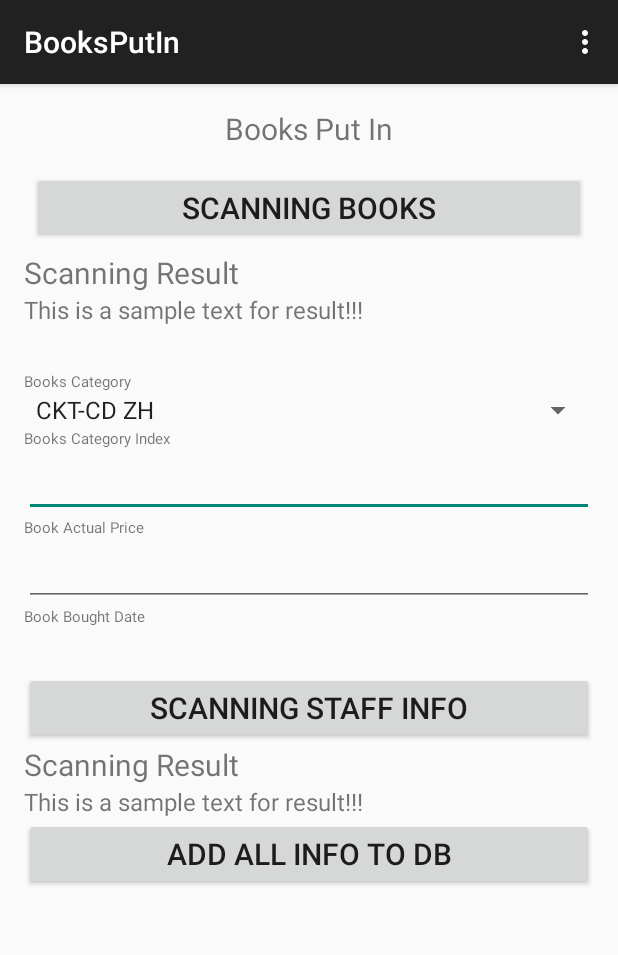
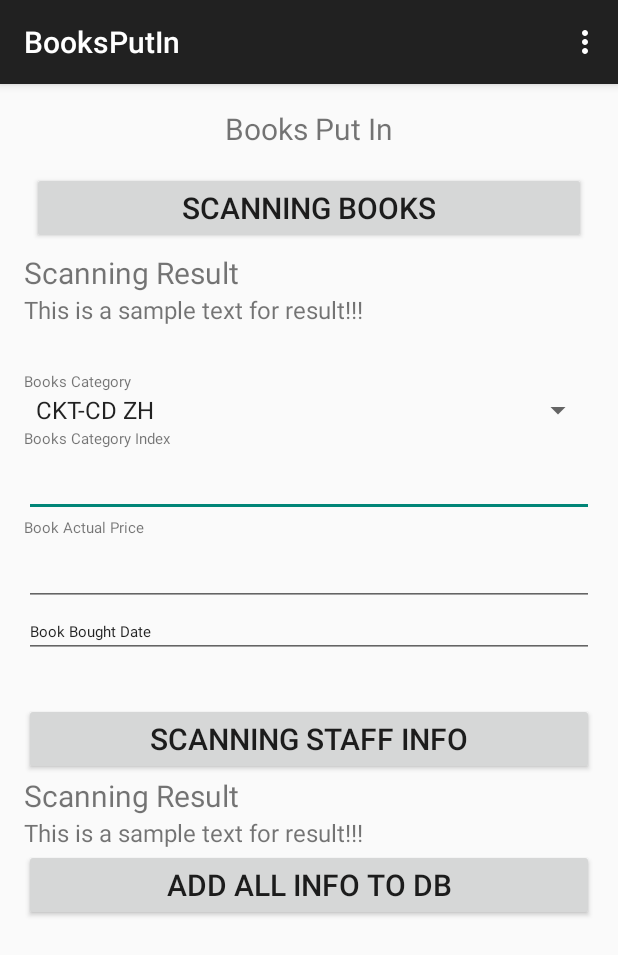
Before and after one commit to tancolo/wosaosao, an Android app: the BooksPutIn screen opened directly, with no data from a screen before it, after a tap on "ADD ALL INFO TO DB", on a phone screen of 412 x 824 dp. Shown: the top 955 px of the screen. Run offline under Robolectric (Android 15) with nearby library versions, the light colour scheme and no system bars.

Commit message:
add feature of Books inputing. The UI is OK.

```diff
--- a/Wosaosao/app/src/main/java/com/ckt/shrimp/utils/Book.java
+++ b/Wosaosao/app/src/main/java/com/ckt/shrimp/utils/Book.java
@@ -42,10 +42,11 @@ public class Book implements Parcelable {
     private String Summary;
     //图书图片
     private Bitmap Bitmap;
-
+    //借书者id
+    private String staffId;
 
    //add something as you like.
-
+   //add other book info.
     //图书所属类别
     private String booKCategory;
     //图书所属类别编号
@@ -64,8 +65,7 @@ public class Book implements Parcelable {
     private String bookBorrower;
     //图书借出时间
     private String bookBorrowingDate;
-    //借书者id
-    private String staffId;
+
 
     public String getStaffId() {
         return staffId;
@@ -146,9 +146,6 @@ public class Book implements Parcelable {
     public void setBookBorrowingDate(String bookBorrowingDate) {
         this.bookBorrowingDate = bookBorrowingDate;
     }
-
-
-
 
     //id
     public String getId() {
@@ -304,6 +301,7 @@ public class Book implements Parcelable {
             bookInfo.Rate = source.readString();
             bookInfo.Tag = source.readString();
             bookInfo.Content = source.readString();
+            //add other book info.but I don't add those info at present.
             return bookInfo;
         }
         public Book[] newArray(int size) {
@@ -331,6 +329,39 @@ public class Book implements Parcelable {
         dest.writeString(Rate);
         dest.writeString(Tag);
         dest.writeString(Content);
+        //add other book info.but I don't add those info at present.
+    }
+
+    //init all strings to ""
+    public Book() {
+        //the ISBN info
+        id = "";
+        Title = "";
+        SubTitle = "";
+        Author = "";
+        AuthorInfo = "";
+        Publisher = "";
+        PublishDate = "";
+        ISBN = "";
+        Price = "";
+        Page = "";
+        Rate = "";
+        Tag = "";
+        Content = "";
+        Summary = "";
+        Bitmap = null;
+        staffId = "";
+
+        //book's other info.
+        booKCategory = "";
+        bookCategoryId = "";
+        bookBoughtDate = "";
+        bookApplicantDep = "";
+        bookApplicant = "";
+        bookActualPrice = "";
+        bookBorrowerDep = "";
+        bookBorrower = "";
+        bookBorrowingDate = "";
     }
 
 }
--- a/Wosaosao/app/src/main/java/com/ckt/shrimp/utils/BookUtil.java
+++ b/Wosaosao/app/src/main/java/com/ckt/shrimp/utils/BookUtil.java
@@ -7,6 +7,7 @@ import android.net.ConnectivityManager;
 import android.net.NetworkInfo;
 import android.net.Uri;
 
+import com.ckt.shrimp.wosaosao.BooksPutIn;
 import com.ckt.shrimp.wosaosao.ScanningActivity;
 
 import org.json.JSONArray;
@@ -150,6 +151,7 @@ public class BookUtil {
             e.printStackTrace();
         }
         //ScanningActivity.log("getHttpRequest(): " + content);
+        //BooksPutIn.log("getHttpRequest(): " + content);
         return content;
     }
 
--- a/Wosaosao/app/src/main/java/com/ckt/shrimp/wosaosao/BooksPutIn.java
+++ b/Wosaosao/app/src/main/java/com/ckt/shrimp/wosaosao/BooksPutIn.java
@@ -1,39 +1,66 @@
 package com.ckt.shrimp.wosaosao;
 
+import android.app.DatePickerDialog;
+import android.app.Dialog;
+import android.app.ProgressDialog;
 import android.content.Intent;
 import android.os.Bundle;
+import android.os.Handler;
+import android.os.Message;
 import android.support.v7.app.ActionBarActivity;
 import android.util.Log;
 import android.view.Menu;
 import android.view.MenuItem;
+import android.view.MotionEvent;
 import android.view.View;
 import android.widget.AdapterView;
 import android.widget.AdapterView.OnItemSelectedListener;
 import android.widget.ArrayAdapter;
 import android.widget.Button;
+import android.widget.DatePicker;
 import android.widget.EditText;
 import android.widget.Spinner;
+import android.widget.TextView;
+import android.widget.Toast;
+import com.ckt.shrimp.utils.Book;
+import com.ckt.shrimp.utils.BookUtil;
+import java.util.Calendar;
+import com.zxing.activity.CaptureActivity;
 
-import com.ckt.shrimp.export2file.*;
+public class BooksPutIn extends ActionBarActivity implements OnItemSelectedListener, View.OnClickListener,
+ View.OnTouchListener {
 
-
-public class BooksPutIn extends ActionBarActivity implements OnItemSelectedListener, View.OnClickListener {
-
-    private static  final String TAG = "BooksPutIn";
+    private static final String TAG = "BooksPutIn";
+    private static final int DATE_DIALOG_ID = 0x1000;
+    private static final int RESULT_ISBN = 1;
+    private static final int RESULT_STUFF = 2;
     private String format = "-";
-    private static  final int CATEGORY_COUNTS = 5;
+    //private static  final int CATEGORY_COUNTS = 5;
     //private static int[] mStartIndex = new int[CATEGORY_COUNTS];
-    private int mIndex = 0;
-    private float mfActualPrice = 0;
+    //private int mIndex = 0;
+    //private float mfActualPrice = 0;
 
     private Spinner mBookSpinner = null;
     private EditText  mCategoryIndexEdit = null;
     private EditText  mActualPriceEdit = null;
+    private EditText  mBookBoughtDate = null;
     private Button mAddAllInfo = null;
-    private BooksInfoWrap mBooksInfoWrap = new BooksInfoWrap();
+    private ProgressDialog mProgressDialog;
 
+    private Book mBooksInfoWrap = new Book();
+    private int mYear = 0;
+    private int mMonth = 0;
+    private int mDay = 0;
+    //private long mDateLong = 0;
 
+    //definition ISBN and Staff info
+    private Button mButtonScanISbn;
+    private Button mButtonScanStuff;
+    private TextView mTextScanIsbn;
+    private TextView mTextScanStuff;
 
+    //selected item
+    private String mSeleCategory = null;
 
     @Override
     protected void onCreate(Bundle savedInstanceState) {
@@ -42,12 +69,9 @@ public class BooksPutIn extends ActionBarActivity implements OnItemSelectedListe
 
         //book spinner
         mBookSpinner = (Spinner)findViewById(R.id.book_spinner);
-        //ArrayAdapter<String> adapter = new ArrayAdapter<String>(
-        //        BooksPutIn.this, android.R.layout.simple_spinner_item, getData());
         ArrayAdapter<CharSequence> adapter = ArrayAdapter.createFromResource(BooksPutIn.this,
                 R.array.book_category_spinner, android.R.layout.simple_spinner_item);
         mBookSpinner.setAdapter(adapter);
-
         //mBookSpinner.setOnItemClickListener();
         mBookSpinner.setOnItemSelectedListener(this);
 
@@ -55,13 +79,48 @@ public class BooksPutIn extends ActionBarActivity implements OnItemSelectedListe
         mCategoryIndexEdit = (EditText)findViewById(R.id.category_index);
         //actual price edit text
         mActualPriceEdit = (EditText)findViewById(R.id.actual_price);
+        //bought date
+        mBookBoughtDate = (EditText)findViewById(R.id.book_bought_date);
 
         mAddAllInfo = (Button)findViewById(R.id.add_all_info);
         mAddAllInfo.setOnClickListener(this);
+        mBookBoughtDate.setOnTouchListener(this);
 
+        //init current date, and get the date strings, "Year", "Month", "Day"
+        final Calendar currentDate = Calendar.getInstance();
+        mYear = currentDate.get(Calendar.YEAR);
+        mMonth = currentDate.get(Calendar.MONTH);
+        mDay = currentDate.get(Calendar.DAY_OF_MONTH);
 
+        //init the layout of ISBN and Staff info
+        mButtonScanISbn = (Button)findViewById(R.id.scan_ISBN);
+        mButtonScanStuff = (Button)findViewById(R.id.scan_staff_info);
+        mTextScanIsbn = (TextView)findViewById(R.id.scan_ISBN_result);
+        mTextScanStuff = (TextView)findViewById(R.id.scan_stuff_result);
+        mButtonScanISbn.setOnClickListener(this);
+        mButtonScanStuff.setOnClickListener(this);
+    }
 
-    }
+    private Handler mHandler = new Handler(){
+        @Override
+        public void handleMessage(Message msg) {
+            // TODO Auto-generated method stub
+            super.handleMessage(msg);
+
+            Book book = (Book)msg.obj;
+            //进度条消失
+            mProgressDialog.dismiss();
+            if (book == null) {
+                Toast.makeText(BooksPutIn.this, "没有找到这本书", Toast.LENGTH_LONG).show();
+            }else {
+                //should show the info of this book.
+                //at present only focus on below info:
+                //ISBN, name, author, publisher, price.
+                format2text(book);
+                saveBooksInfo(book);
+            }
+        }
+    };
 
     @Override
     public void onClick(View view) {
@@ -70,20 +129,23 @@ public class BooksPutIn extends ActionBarActivity implements OnItemSelectedListe
         switch(viewId) {
             case R.id.scan_ISBN:
                 //打开扫描界面扫描条形码
-                //Intent openCameraIntent_ISBN = new Intent(ScanningActivity.this, CaptureActivity.class);
-                //startActivityForResult(openCameraIntent_ISBN, RESULT_ISBN);
+                Intent openCameraIntent_ISBN = new Intent(BooksPutIn.this, CaptureActivity.class);
+                startActivityForResult(openCameraIntent_ISBN, RESULT_ISBN);
                 break;
             case R.id.scan_staff_info:
                 //call zxing API
                 //打开扫描界面扫描二维码
-                //Intent openCameraIntent_stuff = new Intent(ScanningActivity.this, CaptureActivity.class);
-                //startActivityForResult(openCameraIntent_stuff, RESULT_STUFF);
+                Intent openCameraIntent_stuff = new Intent(BooksPutIn.this, CaptureActivity.class);
+                startActivityForResult(openCameraIntent_stuff, RESULT_STUFF);
                 break;
             case R.id.add_all_info:
                 //get all books info, the class BooksInfoWrap contains isbn info and the inputting info.
-                mBooksInfoWrap.mBookCategoryId = "-" + mCategoryIndexEdit.getText().toString();//e.g -001
-                mBooksInfoWrap.mBookActualPrice = "-" + mActualPriceEdit.getText().toString();// e.g 28.50
-
+                mBooksInfoWrap.setBooKCategory(mSeleCategory);//get the book category.eg. CKT-CD YF-BC
+                mBooksInfoWrap.setBookCategoryId("-" + mCategoryIndexEdit.getText().toString());//e.g -001
+                mBooksInfoWrap.setBookActualPrice("-" + mActualPriceEdit.getText().toString());// e.g 28.50
+                mBooksInfoWrap.setBookBoughtDate(mBookBoughtDate.getText().toString());//get the bought date.
+                //dump all Book info
+                dump(mBooksInfoWrap);
                 break;
             default:
                 break;
@@ -92,13 +154,86 @@ public class BooksPutIn extends ActionBarActivity implements OnItemSelectedListe
     }
 
     @Override
+    protected void onActivityResult(int requestCode, int resultCode, Intent data) {
+        super.onActivityResult(requestCode, resultCode, data);
+
+        log("requestCode = " + requestCode +", resultCode = " + resultCode);
+        //处理扫描结果（在界面上显示）仅仅是用于测试，后续有显示的地方
+        if (resultCode == RESULT_OK) {
+            Bundle bundle = data.getExtras();
+            String scanResult = bundle.getString("result");
+            if (RESULT_ISBN == requestCode) {// value 1 means ISBN.
+                mTextScanIsbn.setText(scanResult);
+                //判断网络是否连接
+                if(BookUtil.isNetworkConnected(this)) {
+                    mProgressDialog = new ProgressDialog(this);
+                    mProgressDialog.setMessage("请稍候，正在读取信息...");
+                    mProgressDialog.show();
+                    String urlstr = "https://api.douban.com/v2/book/isbn/:"+scanResult;
+                    log("urlstr : " + urlstr);
+
+                    //扫到ISBN后，启动下载线程下载图书信息
+                    new LoadParseBookThread(urlstr).start();
+                }else {
+                    Toast.makeText(this, "网络异常，请检查你的网络连接", Toast.LENGTH_LONG).show();
+                }
+            }else { // value 2 means two dimension code about stuff info.
+                mTextScanStuff.setText(scanResult);
+                //need pers
+            }
+        }
+    }
+
+    private class LoadParseBookThread extends Thread {
+        private String url;
+
+        //通过构造函数传递url地址
+        public LoadParseBookThread(String urlstr) {
+            url = urlstr;
+        }
+
+        public void run() {
+            log("LoadParseBookThread run(): url = " + url);
+            Message msg = Message.obtain();
+            String result = BookUtil.getHttpRequest(url);
+            log("getHttpRequest(): " + result);
+            try {
+                Book book = new BookUtil().parseBookInfo(result);
+                //给主线程UI界面发消息，提醒下载信息，解析信息完毕
+                msg.obj = book;
+            } catch (Exception e) {
+                e.printStackTrace();
+            }
+            mHandler.sendMessage(msg);
+        }
+    }
+    @Override
+    public boolean onTouch(View v, MotionEvent event) {
+        if (event.getAction() == MotionEvent.ACTION_DOWN) {
+            showDialog(DATE_DIALOG_ID);
+        }
+        return true;
+    }
+
+    private DatePickerDialog.OnDateSetListener mDateSetListener = new DatePickerDialog.OnDateSetListener() {
+        public void onDateSet(DatePicker view, int year, int monthOfYear, int dayOfMonth) {
+            mYear = year;
+            mMonth = monthOfYear;
+            mDay = dayOfMonth;
+            //set the editText, the hard code need to change strings later.
+            mBookBoughtDate.setText(new StringBuilder()
+                    .append(mYear).append("/")
+                    .append(mMonth + 1).append("/")//should + 1, the month start 0.
+                    .append(mDay));
+        }
+    };
+
+    @Override
     public void onItemSelected(AdapterView<?> parent, View view, int pos, long id) {
         // An item was selected. You can retrieve the selected item using
-        // parent.getItemAtPosition(pos)
-        //log("selected item is : " + parent.getItemAtPosition(pos).toString());
         //Toast.makeText(BooksPutIn.this, parent.getItemAtPosition(pos).toString(), Toast.LENGTH_LONG).show();
-        //mSeleCategory = parent.getItemAtPosition(pos).toString();
-        mBooksInfoWrap.mBooKCategory = parent.getItemAtPosition(pos).toString();
+        mSeleCategory = parent.getItemAtPosition(pos).toString();
+        //mBooksInfoWrap.setBooKCategory(parent.getItemAtPosition(pos).toString());//get the book category.
     }
 
     @Override
@@ -128,7 +263,80 @@ public class BooksPutIn extends ActionBarActivity implements OnItemSelectedListe
         return super.onOptionsItemSelected(item);
     }
 
+    @Override
+    protected Dialog onCreateDialog(int id) {
+        switch (id) {
+            case DATE_DIALOG_ID:
+                return new DatePickerDialog(this,mDateSetListener,mYear, mMonth, mDay);
+        }
+        return null;
+    }
+
+    private void saveBooksInfo(Book book) {
+        //below info will save to data base.
+        mBooksInfoWrap.setId(book.getId());
+        mBooksInfoWrap.setISBN(book.getISBN());
+        mBooksInfoWrap.setTitle(book.getTitle());
+        mBooksInfoWrap.setSubTitle(book.getSubTitle());
+        mBooksInfoWrap.setAuthor(book.getAuthor());
+        mBooksInfoWrap.setPublisher(book.getPublisher());
+        mBooksInfoWrap.setPrice(book.getPrice());//may be not save, because the actual price.
+
+        //below info not save to data base
+        mBooksInfoWrap.setPage(book.getPage());
+        mBooksInfoWrap.setAuthorInfo(book.getAuthorInfo());
+        mBooksInfoWrap.setPublishDate(book.getPublishDate());
+        //and ignore the others info, not save. such as
+        //Rate, tag, Content, Summary, bitmap
+        // ... ...
+    }
+
+    /**
+     * only for showing base info to user
+     * @param book
+     */
+    private void format2text(Book book) {
+        //mTextScanIsbn;
+        //at present only focus on below info:
+        //ISBN, title and subtitle, author, publisher, price.
+
+        String scanResult = "";
+        //isbn
+        scanResult += book.getISBN();
+        scanResult += "\n";
+        //title
+        scanResult += book.getTitle();
+        scanResult += "\n";
+        //subtitle
+        log("getSubTitle = " + book.getSubTitle().isEmpty() );
+        if (book.getSubTitle() != null && !book.getSubTitle().isEmpty()) {
+            log("====here======");
+            scanResult += book.getSubTitle();
+            scanResult += "\n";
+        }
+        //author
+        scanResult += book.getAuthor();
+        scanResult += "\n";
+
+        //publisher
+        scanResult += book.getPublisher();
+        scanResult += "\n";
+
+        //publish date
+        scanResult += book.getPrice();
+
+        log("RESULT: " + scanResult);
+        mTextScanIsbn.setText(scanResult.toString());
+    }
+
     public static void log(String str) {
         Log.d(TAG, str);
     }
+
+    private void dump(Book book) {
+        log("Book Category:     " + book.getBooKCategory()
+        +"\n Book Category Id:  " + book.getBookCategoryId()
+        +"\n Actual Price:      " + book.getBookActualPrice()
+        +"\n Bought Date:       " + book.getBookBoughtDate());
+    }
 }
--- a/Wosaosao/app/src/main/java/com/ckt/shrimp/wosaosao/ScanningActivity.java
+++ b/Wosaosao/app/src/main/java/com/ckt/shrimp/wosaosao/ScanningActivity.java
@@ -53,7 +53,7 @@ public class ScanningActivity extends ActionBarActivity implements View.OnClickL
             // TODO Auto-generated method stub
             super.handleMessage(msg);
 
-            Book book= (Book)msg.obj;
+            Book book = (Book)msg.obj;
             //进度条消失
             mProgressDialog.dismiss();
             if (book == null) {
--- a/Wosaosao/app/src/main/java/com/ckt/shrimp/wosaosao/WosaoActivity.java
+++ b/Wosaosao/app/src/main/java/com/ckt/shrimp/wosaosao/WosaoActivity.java
@@ -31,7 +31,6 @@ public class WosaoActivity extends ActionBarActivity implements View.OnClickList
 
 	//jerry
     private Button mBorrowTable;
-
     MyBookDataBaseHelper bookHelper;
 
     private static final String SCANNING_CLASS = "./ScanningActivity";
--- a/Wosaosao/app/src/main/res/layout/activity_books_put_in.xml
+++ b/Wosaosao/app/src/main/res/layout/activity_books_put_in.xml
@@ -1,6 +1,12 @@
-<RelativeLayout xmlns:android="http://schemas.android.com/apk/res/android"
-    xmlns:tools="http://schemas.android.com/tools" android:layout_width="match_parent"
-    android:layout_height="match_parent" android:paddingLeft="@dimen/activity_horizontal_margin"
+<ScrollView xmlns:android="http://schemas.android.com/apk/res/android"
+    xmlns:tools="http://schemas.android.com/tools"
+    android:layout_width="match_parent"
+    android:layout_height="match_parent" >
+
+<RelativeLayout
+    android:layout_width="match_parent"
+    android:layout_height="match_parent"
+    android:paddingLeft="@dimen/activity_horizontal_margin"
     android:paddingRight="@dimen/activity_horizontal_margin"
     android:paddingTop="@dimen/activity_vertical_margin"
     android:paddingBottom="@dimen/activity_vertical_margin"
@@ -63,13 +69,13 @@
             android:layout_height="wrap_content"
             android:textSize="10sp"
             android:text="@string/book_category"
-         />
+            />
         <Spinner
             android:id="@+id/book_spinner"
             android:layout_width="fill_parent"
             android:layout_height="wrap_content"
             android:spinnerMode="dropdown"
-         />
+            />
 
         <!-- the category index -->
         <TextView
@@ -81,7 +87,9 @@
         <EditText
             android:id="@+id/category_index"
             android:layout_width="fill_parent"
-            android:layout_height="wrap_content" />
+            android:layout_height="wrap_content"
+            android:inputType="number"
+            />
 
         <!-- the actual price  -->
         <TextView
@@ -93,15 +101,19 @@
         <EditText
             android:id="@+id/actual_price"
             android:layout_width="fill_parent"
-            android:layout_height="wrap_content" />
+            android:layout_height="wrap_content"
+            android:numeric="decimal"
+            />
 
         <!-- the date -->
-        <TextView
+        <EditText
+            android:id="@+id/book_bought_date"
             android:layout_width="fill_parent"
             android:layout_height="wrap_content"
             android:textSize="10sp"
             android:text="@string/book_bought_date"
             />
+
     </LinearLayout>
 
     <LinearLayout
@@ -143,3 +155,4 @@
     </LinearLayout>
 
 </RelativeLayout>
+</ScrollView>
--- a/Wosaosao/app/src/main/res/values/strings.xml
+++ b/Wosaosao/app/src/main/res/values/strings.xml
@@ -44,4 +44,9 @@
     <string name="title_activity_show_borrow">ShowBorrowActivity</string>
     <string name="title_activity_borrow_detail">BorrowDetailActivity</string>
 
+    <!-- add the year, month, day strings -->
+    <string name="year">Year</string>
+    <string name="month">Month</string>
+    <string name="day">Day</string>
+
 </resources>
```
Also changed, not shown: Wosaosao/app/src/main/res/layout/dialog_date.xml (added, +10 -0 lines).
